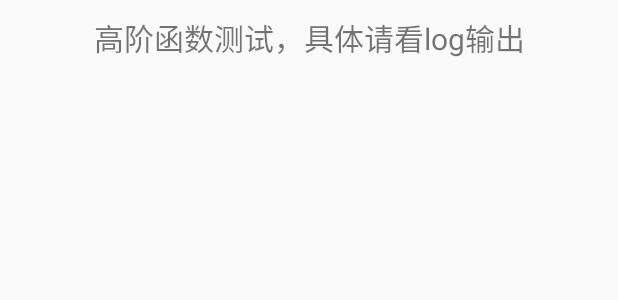
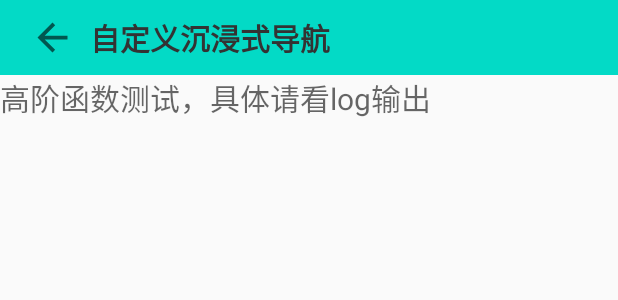
Before and after one commit to zhp475433752/KotlinTest, an Android app: the layout activity_func.xml on its own in the app's theme, with its tools: preview values and no code run, on a phone screen of 412 x 824 dp. Shown: the top 300 px of the screen. Run offline under Robolectric (Android 15) with nearby library versions, the phone set to English and light mode, and no system bars.

Commit message:
自定义顶部沉浸式导航栏

```diff
--- a/app/src/main/AndroidManifest.xml
+++ b/app/src/main/AndroidManifest.xml
@@ -54,6 +54,7 @@
         android:usesCleartextTraffic="true">
         <activity
             android:name=".func.FuncActivity"
+            android:theme="@style/Theme.AppCompat.Light.NoActionBar"
             android:exported="false" />
         <activity
             android:name=".paging3.ui.Paging3Activity"
@@ -112,7 +113,7 @@
         <activity android:name=".Page1Activity" />
         <activity android:name=".proxy.ProxyActivity" />
         <activity android:name=".MainActivity"
-            android:theme="@style/Theme.AppCompat.NoActionBar"
+            android:theme="@style/Theme.AppCompat.Light.NoActionBar"
             >
             <intent-filter>
                 <action android:name="android.intent.action.MAIN" />
--- a/app/src/main/java/com/zwwl/kotlintest/func/FuncActivity.kt
+++ b/app/src/main/java/com/zwwl/kotlintest/func/FuncActivity.kt
@@ -1,21 +1,54 @@
 package com.zwwl.kotlintest.func
 
+import android.graphics.Color
 import androidx.appcompat.app.AppCompatActivity
 import android.os.Bundle
+import android.view.View.SYSTEM_UI_FLAG_LAYOUT_FULLSCREEN
+import android.view.View.SYSTEM_UI_FLAG_LAYOUT_STABLE
+import android.widget.FrameLayout
+import androidx.core.view.ViewCompat
+import androidx.core.view.WindowInsetsCompat
+import com.google.android.material.appbar.CollapsingToolbarLayout
 import com.zwwl.kotlintest.R
+import com.zwwl.kotlintest.Utils
+import kotlinx.android.synthetic.main.activity_func.*
 
 /**
  * 高阶函数测试
+ * 自定义沉浸式顶部导航
  */
 class FuncActivity : AppCompatActivity() {
 
     override fun onCreate(savedInstanceState: Bundle?) {
         super.onCreate(savedInstanceState)
         setContentView(R.layout.activity_func)
+        /**
+         * 沉浸式状态栏：
+         * https://guolin.blog.csdn.net/article/details/123023395
+         * https://blog.csdn.net/litefish/article/details/53241081?ops_request_misc=%257B%2522request%255Fid%2522%253A%2522166875709316800182754848%2522%252C%2522scm%2522%253A%252220140713.130102334.pc%255Fblog.%2522%257D&request_id=166875709316800182754848&biz_id=0&utm_medium=distribute.pc_search_result.none-task-blog-2~blog~first_rank_ecpm_v1~rank_v31_ecpm-1-53241081-null-null.nonecase&utm_term=%E6%B5%85%E8%B0%88&spm=1018.2226.3001.4450
+         *
+         */
+        //沉浸式状态栏设置
+        window.statusBarColor = Color.TRANSPARENT
+        func_root.systemUiVisibility = (SYSTEM_UI_FLAG_LAYOUT_STABLE
+                or SYSTEM_UI_FLAG_LAYOUT_FULLSCREEN)
+        // 监听window变化，其中 CoordinatorLayout 和 AppBarLayout 、CollapsingToolbarLayout 是存在 OnApplyWindowInsetsListener 的，所以他们的组合可以直接实现沉浸式效果
+        ViewCompat.setOnApplyWindowInsetsListener(func_nav) { view, insets ->
+            val params = view.layoutParams as FrameLayout.LayoutParams
+            // 重新设置自定义导航栏高度
+            params.height = insets.systemWindowInsetTop + Utils.dip2px(applicationContext, 50f)
+            // 重新设置内容区域距离顶部的距离
+            val rootContentParams = func_content_root.layoutParams as FrameLayout.LayoutParams
+            rootContentParams.topMargin = params.height
+            insets
+        }
+
         testFunc1()
         testFunc2()
         testFunc3()
         testFunc4()
+
+        func_nav_back.setOnClickListener { finish() }
     }
 
     private fun testFunc1() {
--- /dev/null
+++ b/app/src/main/res/drawable/ic_baseline_arrow_back_24.xml
@@ -0,0 +1,10 @@
+<vector xmlns:android="http://schemas.android.com/apk/res/android"
+    android:width="24dp"
+    android:height="24dp"
+    android:viewportWidth="24"
+    android:viewportHeight="24"
+    android:tint="?attr/colorControlNormal">
+  <path
+      android:fillColor="@android:color/white"
+      android:pathData="M20,11H7.83l5.59,-5.59L12,4l-8,8 8,8 1.41,-1.41L7.83,13H20v-2z"/>
+</vector>
--- a/app/src/main/res/layout/activity_func.xml
+++ b/app/src/main/res/layout/activity_func.xml
@@ -1,18 +1,62 @@
 <?xml version="1.0" encoding="utf-8"?>
-<androidx.constraintlayout.widget.ConstraintLayout xmlns:android="http://schemas.android.com/apk/res/android"
+<FrameLayout xmlns:android="http://schemas.android.com/apk/res/android"
     xmlns:app="http://schemas.android.com/apk/res-auto"
     xmlns:tools="http://schemas.android.com/tools"
     android:layout_width="match_parent"
     android:layout_height="match_parent"
+    android:orientation="vertical"
+    android:id="@+id/func_root"
     tools:context=".func.FuncActivity">
 
-    <TextView
+    <LinearLayout
+        android:orientation="vertical"
+        android:layout_marginTop="50dp"
+        android:id="@+id/func_content_root"
+        android:layout_width="match_parent"
+        android:layout_height="match_parent">
+        <TextView
+            android:text="高阶函数测试，具体请看log输出"
+            android:textColor="@color/exo_black_opacity_60"
+            android:textSize="20sp"
+            android:layout_width="wrap_content"
+            android:layout_height="wrap_content" />
+    </LinearLayout>
+
+    <LinearLayout
+        android:id="@+id/func_nav"
+        android:orientation="horizontal"
+        android:gravity="center_vertical"
         app:layout_constraintLeft_toLeftOf="parent"
         app:layout_constraintRight_toRightOf="parent"
+        android:fitsSystemWindows="true"
+        android:background="@color/design_default_color_secondary"
         app:layout_constraintTop_toTopOf="parent"
-        android:text="高阶函数测试，具体请看log输出"
-        android:layout_marginTop="10dp"
-        android:textSize="20sp"
-        android:layout_width="wrap_content"
-        android:layout_height="wrap_content" />
-</androidx.constraintlayout.widget.ConstraintLayout>
+        android:layout_width="match_parent"
+        android:layout_height="wrap_content" >
+
+        <ImageView
+            android:id="@+id/func_nav_back"
+            android:src="@drawable/ic_baseline_arrow_back_24"
+            android:layout_marginStart="10dp"
+            android:padding="10dp"
+            android:layout_gravity="bottom"
+            android:layout_width="50dp"
+            android:layout_height="50dp" />
+
+        <TextView
+            android:id="@+id/func_title"
+            android:textSize="20sp"
+            android:textColor="#333333"
+            android:textStyle="bold"
+            android:text="自定义沉浸式导航"
+            android:gravity="center_vertical"
+            android:layout_gravity="bottom"
+            android:layout_width="wrap_content"
+            android:layout_height="50dp" />
+
+    </LinearLayout>
+
+
+
+
+</FrameLayout>
--- a/app/src/main/res/values/dimens.xml
+++ b/app/src/main/res/values/dimens.xml
@@ -3,4 +3,5 @@
     <dimen name="activity_horizontal_margin">16dp</dimen>
     <dimen name="activity_vertical_margin">16dp</dimen>
     <dimen name="fab_margin">16dp</dimen>
+    <dimen name="nav_height">50dp</dimen>
 </resources>
```
